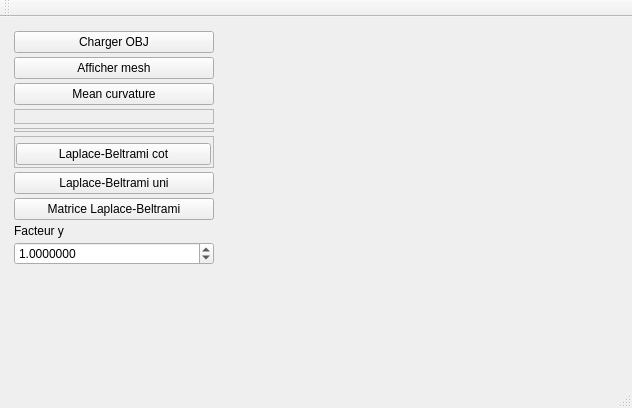
Above: starterLight/mainwindow.ui from ME220397/Lissage-de-surfaces before the change. Below: the same form after it.
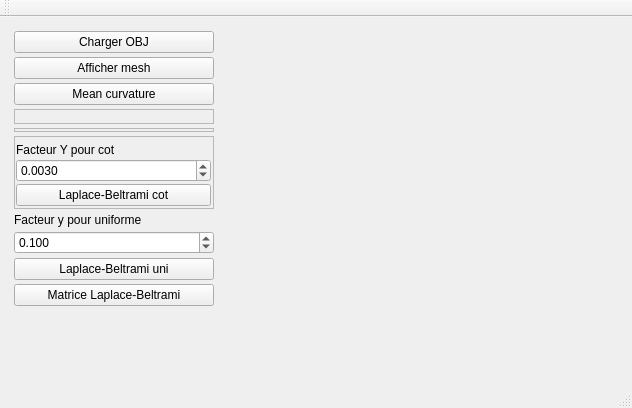
That is the form after the change. Custom widgets are drawn as their Qt base class.

Commit message: Ajout de factor par defaut pour l'approximation uni et cot

The edit to the form file:
```diff
--- a/starterLight/mainwindow.ui
+++ b/starterLight/mainwindow.ui
@@ -219,6 +219,26 @@
             </layout>
            </widget>
           </item>
+          <item>
+           <widget class="QLabel" name="label">
+            <property name="text">
+             <string>Facteur Y pour cot</string>
+            </property>
+           </widget>
+          </item>
+          <item>
+           <widget class="QDoubleSpinBox" name="doubleSpinBox">
+            <property name="decimals">
+             <number>4</number>
+            </property>
+            <property name="singleStep">
+             <double>0.000100000000000</double>
+            </property>
+            <property name="value">
+             <double>0.003000000000000</double>
+            </property>
+           </widget>
+          </item>
           <item>
            <widget class="QPushButton" name="operateur">
             <property name="text">
@@ -229,34 +249,17 @@
          </layout>
         </widget>
        </item>
-       <item>
-        <widget class="QPushButton" name="pushButton_2">
-         <property name="text">
-          <string>Laplace-Beltrami uni</string>
-         </property>
-         <property name="pushButton_3" stdset="0">
-          <string/>
-         </property>
-        </widget>
-       </item>
-       <item>
-        <widget class="QPushButton" name="pushButton_3">
-         <property name="text">
-          <string>Matrice Laplace-Beltrami</string>
-         </property>
-        </widget>
-       </item>
        <item>
         <widget class="QLabel" name="label_2">
          <property name="text">
-          <string>Facteur y</string>
+          <string>Facteur y pour uniforme</string>
          </property>
         </widget>
        </item>
        <item>
         <widget class="QDoubleSpinBox" name="doubleSpinBox_2">
          <property name="decimals">
-          <number>7</number>
+          <number>3</number>
          </property>
          <property name="minimum">
           <double>0.000000000000000</double>
@@ -265,7 +268,24 @@
           <double>0.000001000000000</double>
          </property>
          <property name="value">
-          <double>1.000000000000000</double>
+          <double>0.100000000000000</double>
+         </property>
+        </widget>
+       </item>
+       <item>
+        <widget class="QPushButton" name="pushButton_2">
+         <property name="text">
+          <string>Laplace-Beltrami uni</string>
+         </property>
+         <property name="pushButton_3" stdset="0">
+          <string/>
+         </property>
+        </widget>
+       </item>
+       <item>
+        <widget class="QPushButton" name="pushButton_3">
+         <property name="text">
+          <string>Matrice Laplace-Beltrami</string>
          </property>
         </widget>
        </item>
```
Left out of the diff: 4 changed lines with no effect on the pictures. The commit also changes 2 other files.
